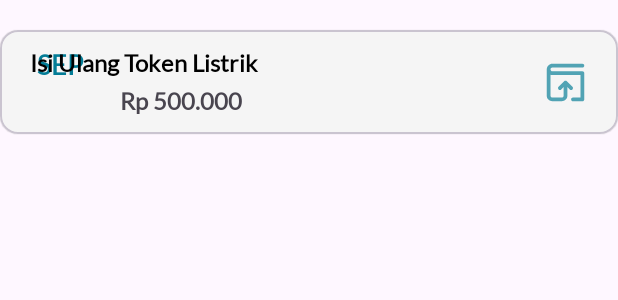
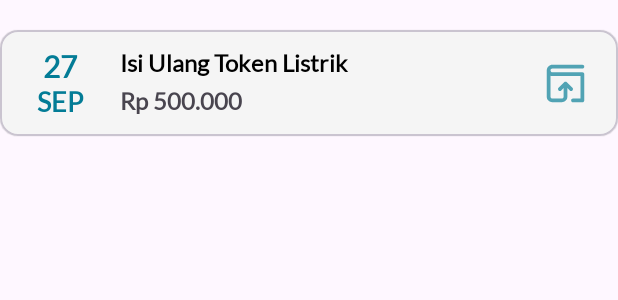
Before and after one commit to chintya98/vetric_mobileApp, an Android app: the layout item_catatan.xml on its own in the app's theme, with its tools: preview values and no code run, on a phone screen of 412 x 824 dp. Shown: the top 300 px of the screen. Run offline under Robolectric (Android 15) with nearby library versions, the light colour scheme and no system bars.

Commit message:
finishing1-2

```diff
--- a/app/src/main/res/layout/item_catatan.xml
+++ b/app/src/main/res/layout/item_catatan.xml
@@ -1,7 +1,5 @@
 <?xml version="1.0" encoding="utf-8"?>
-<com.google.android.material.card.MaterialCardView
-    xmlns:android="http://schemas.android.com/apk/res/android"
-    xmlns:tools="http://schemas.android.com/tools"
+<com.google.android.material.card.MaterialCardView xmlns:android="http://schemas.android.com/apk/res/android"
     android:id="@+id/item_catatan"
     android:layout_width="match_parent"
     android:layout_height="wrap_content"
@@ -17,31 +15,44 @@
         android:paddingVertical="12dp"
         android:paddingHorizontal="20dp">
 
+        <TextView
+            android:id="@+id/tv_tgl"
+            android:layout_width="40dp"
+            android:layout_height="wrap_content"
+            android:text="27"
+            android:textColor="@color/primary"
+            android:fontFamily="@font/lato"
+            android:textStyle="bold"
+            android:textSize="20sp"
+            android:textAlignment="center"
+            app:layout_constraintStart_toStartOf="parent"
+            app:layout_constraintTop_toTopOf="parent"/>
 
         <TextView
             android:id="@+id/tv_bulan"
             android:layout_width="40dp"
             android:layout_height="wrap_content"
+            android:text="SEP"
+            android:textColor="@color/primary"
             android:fontFamily="@font/lato"
-            android:text="SEP"
+            android:textStyle="bold"
+            android:textSize="18sp"
             android:textAlignment="center"
-            android:textColor="@color/primary"
-            android:textSize="18sp"
-            android:textStyle="bold"
-            app:layout_constraintStart_toStartOf="parent"
-            tools:layout_editor_absoluteY="37dp" />
+            app:layout_constraintTop_toBottomOf="@id/tv_tgl"
+            app:layout_constraintStart_toStartOf="parent"/>
 
         <TextView
             android:id="@+id/tv_judulCat"
             android:layout_width="240dp"
             android:layout_height="wrap_content"
+            android:layout_marginLeft="20dp"
+            android:text="Isi Ulang Token Listrik"
             android:fontFamily="@font/lato"
-            android:text="Isi Ulang Token Listrik"
             android:textColor="@color/black"
+            android:textStyle="bold"
             android:textSize="16sp"
-            android:textStyle="bold"
-            app:layout_constraintTop_toTopOf="parent"
-            tools:layout_editor_absoluteX="80dp" />
+            app:layout_constraintStart_toEndOf="@id/tv_tgl"
+            app:layout_constraintTop_toTopOf="parent"/>
 
         <TextView
             android:id="@+id/tv_biayaPengeluaran"
```
